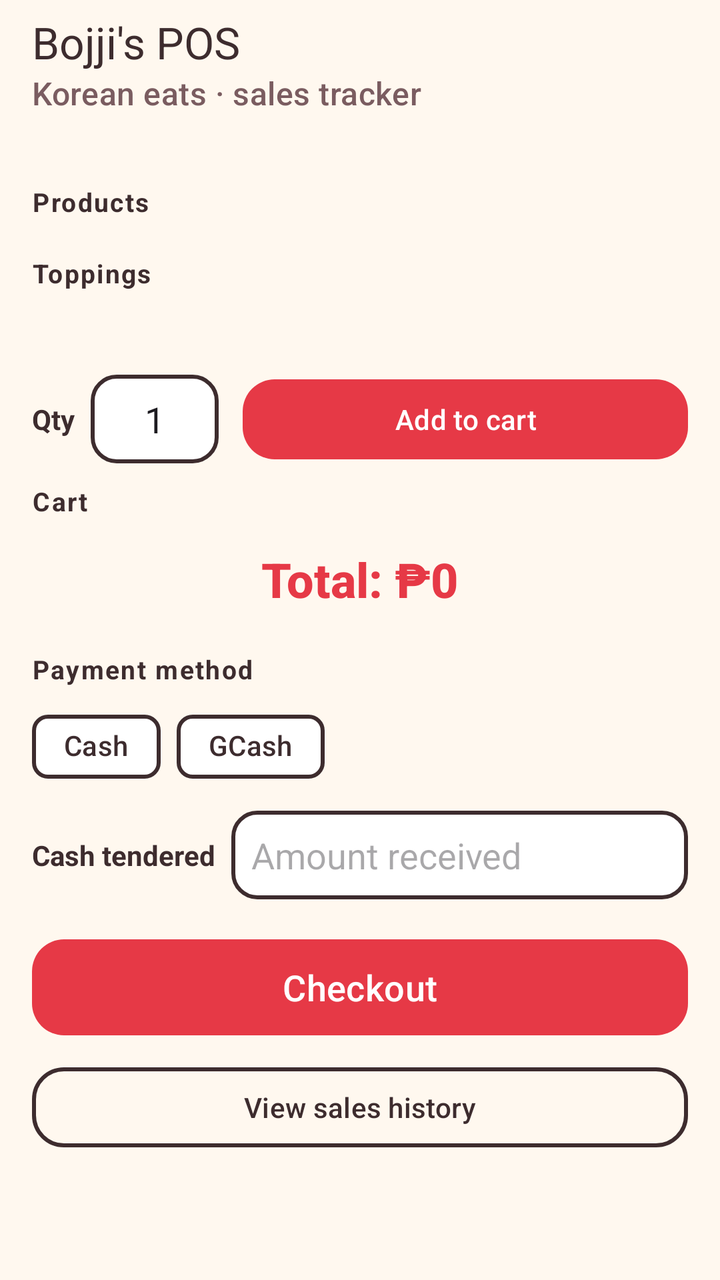
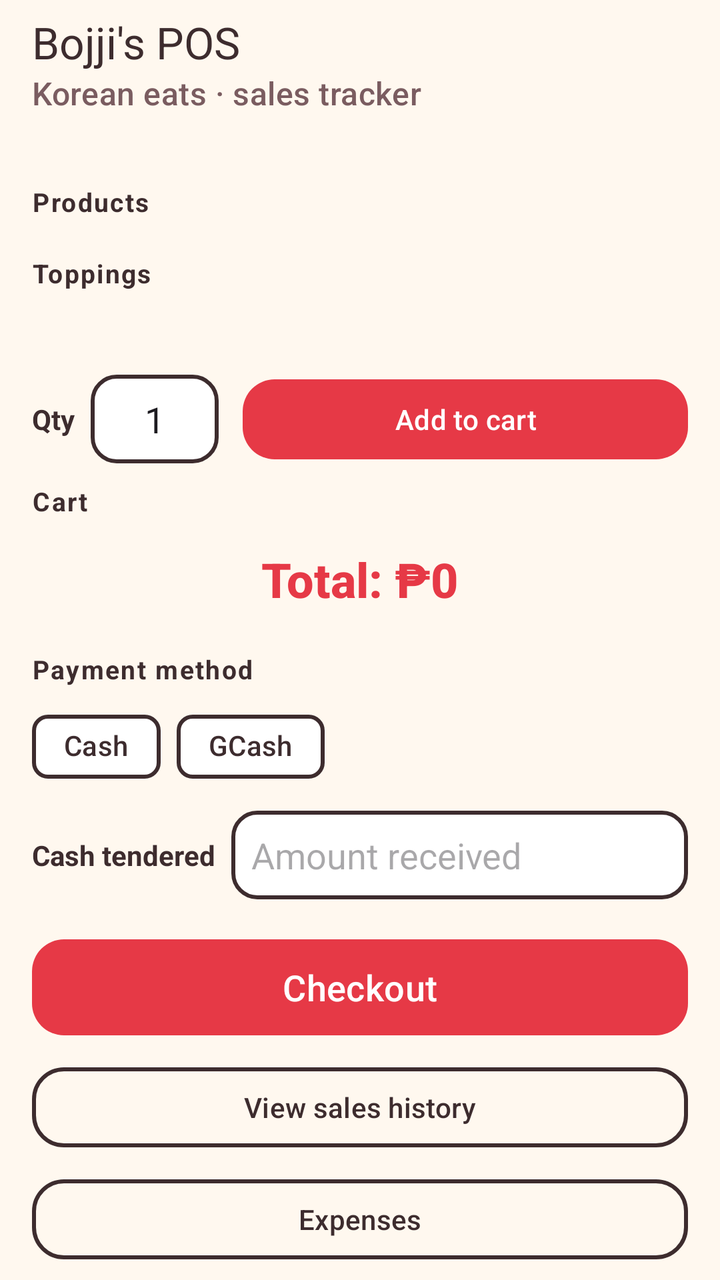

The first picture is an Android layout as it rendered before a commit; the second is the same layout after the commit. The layout source and the unified diff follow.
<!-- AndroidManifest.xml: application theme Theme.BojjisPOS -->
<!-- res/layout/activity_main.xml -->
<?xml version="1.0" encoding="utf-8"?>
<androidx.coordinatorlayout.widget.CoordinatorLayout xmlns:android="http://schemas.android.com/apk/res/android"
    xmlns:app="http://schemas.android.com/apk/res-auto"
    android:layout_width="match_parent"
    android:layout_height="match_parent"
    android:background="#FFF8EF">

    <com.google.android.material.appbar.AppBarLayout
        android:layout_width="match_parent"
        android:layout_height="wrap_content"
        android:background="#FFF8EF"
        app:elevation="0dp">

        <com.google.android.material.appbar.MaterialToolbar
            android:id="@+id/toolbar"
            android:layout_width="match_parent"
            android:layout_height="?attr/actionBarSize"
            app:title="@string/app_name"
            app:titleTextColor="#3D2C2E"
            app:subtitle="@string/pos_subtitle"
            app:subtitleTextColor="#7A5C60" />
    </com.google.android.material.appbar.AppBarLayout>

    <androidx.core.widget.NestedScrollView
        android:layout_width="match_parent"
        android:layout_height="match_parent"
        app:layout_behavior="@string/appbar_scrolling_view_behavior">

        <LinearLayout
            android:layout_width="match_parent"
            android:layout_height="wrap_content"
            android:orientation="vertical"
            android:padding="16dp">

            
            <TextView
                style="@style/SectionLabel"
                android:text="@string/products" />

            <com.google.android.material.chip.ChipGroup
                android:id="@+id/productChipGroup"
                android:layout_width="match_parent"
                android:layout_height="wrap_content"
                app:selectionRequired="true"
                app:singleSelection="true" />

            
            <TextView
                style="@style/SectionLabel"
                android:text="@string/toppings" />

            <TextView
                android:id="@+id/toppingHint"
                android:layout_width="match_parent"
                android:layout_height="wrap_content"
                android:textColor="#7A5C60"
                android:textSize="12sp"
                android:layout_marginBottom="6dp" />

            <com.google.android.material.chip.ChipGroup
                android:id="@+id/toppingChipGroup"
                android:layout_width="match_parent"
                android:layout_height="wrap_content" />

            
            <LinearLayout
                android:layout_width="match_parent"
                android:layout_height="wrap_content"
                android:orientation="horizontal"
                android:gravity="center_vertical"
                android:layout_marginTop="12dp">

                <TextView
                    android:layout_width="wrap_content"
                    android:layout_height="wrap_content"
                    android:text="@string/qty"
                    android:textStyle="bold"
                    android:textColor="#3D2C2E" />

                <EditText
                    android:id="@+id/qtyEdit"
                    android:layout_width="64dp"
                    android:layout_height="wrap_content"
                    android:layout_marginStart="8dp"
                    android:text="1"
                    android:inputType="number"
                    android:importantForAutofill="no"
                    android:background="@drawable/bg_input"
                    android:padding="10dp"
                    android:textAlignment="center" />

                <com.google.android.material.button.MaterialButton
                    android:id="@+id/btnAddToCart"
                    android:layout_width="0dp"
                    android:layout_height="wrap_content"
                    android:layout_weight="1"
                    android:layout_marginStart="12dp"
                    android:text="@string/add_to_cart"
                    app:backgroundTint="#E63946"
                    app:cornerRadius="16dp" />
            </LinearLayout>

            
            <TextView
                style="@style/SectionLabel"
                android:text="@string/cart"
                android:layout_marginTop="8dp" />

            <TextView
                android:id="@+id/emptyCart"
                android:layout_width="match_parent"
                android:layout_height="wrap_content"
                android:text="@string/cart_empty"
                android:textAlignment="center"
                android:textColor="#7A5C60"
                android:padding="16dp"
                android:visibility="gone" />

            <androidx.recyclerview.widget.RecyclerView
                android:id="@+id/cartList"
                android:layout_width="match_parent"
                android:layout_height="wrap_content"
                android:nestedScrollingEnabled="false" />

            <TextView
                android:id="@+id/totalText"
                android:layout_width="match_parent"
                android:layout_height="wrap_content"
                android:text="@string/total_zero"
                android:textAlignment="center"
                android:textSize="24sp"
                android:textStyle="bold"
                android:textColor="#E63946"
                android:fontFamily="sans-serif-medium"
                android:layout_marginVertical="8dp" />

            
            <TextView
                style="@style/SectionLabel"
                android:text="@string/payment_method" />

            <com.google.android.material.chip.ChipGroup
                android:id="@+id/paymentGroup"
                android:layout_width="match_parent"
                android:layout_height="wrap_content"
                app:selectionRequired="true"
                app:singleSelection="true">

                <com.google.android.material.chip.Chip
                    android:id="@+id/chipCash"
                    style="@style/PayChip"
                    android:layout_width="wrap_content"
                    android:layout_height="wrap_content"
                    android:text="@string/cash" />

                <com.google.android.material.chip.Chip
                    android:id="@+id/chipGcash"
                    style="@style/PayChip"
                    android:layout_width="wrap_content"
                    android:layout_height="wrap_content"
                    android:text="@string/gcash" />
            </com.google.android.material.chip.ChipGroup>

            <LinearLayout
                android:id="@+id/cashSection"
                android:layout_width="match_parent"
                android:layout_height="wrap_content"
                android:orientation="horizontal"
                android:gravity="center_vertical"
                android:layout_marginTop="8dp">

                <TextView
                    android:layout_width="wrap_content"
                    android:layout_height="wrap_content"
                    android:text="@string/cash_tendered"
                    android:textStyle="bold"
                    android:textColor="#3D2C2E" />

                <EditText
                    android:id="@+id/editCash"
                    android:layout_width="0dp"
                    android:layout_height="wrap_content"
                    android:layout_weight="1"
                    android:layout_marginStart="8dp"
                    android:hint="@string/cash_hint"
                    android:inputType="number"
                    android:importantForAutofill="no"
                    android:background="@drawable/bg_input"
                    android:padding="10dp" />
            </LinearLayout>

            <com.google.android.material.button.MaterialButton
                android:id="@+id/btnCheckout"
                android:layout_width="match_parent"
                android:layout_height="56dp"
                android:layout_marginTop="16dp"
                android:text="@string/checkout"
                android:textSize="18sp"
                app:backgroundTint="#E63946"
                app:cornerRadius="16dp" />

            <com.google.android.material.button.MaterialButton
                android:id="@+id/btnHistory"
                style="@style/Widget.Material3.Button.OutlinedButton"
                android:layout_width="match_parent"
                android:layout_height="wrap_content"
                android:layout_marginTop="8dp"
                android:layout_marginBottom="24dp"
                android:text="@string/view_sales_history"
                android:textColor="#3D2C2E"
                app:cornerRadius="16dp"
                app:strokeColor="#3D2C2E"
                app:strokeWidth="2dp" />
        </LinearLayout>
    </androidx.core.widget.NestedScrollView>
</androidx.coordinatorlayout.widget.CoordinatorLayout>
<!-- resources referenced by this layout -->
<resources>
  <!-- drawable bg_input (drawable) -->
  <?xml version="1.0" encoding="utf-8"?>
  <shape xmlns:android="http://schemas.android.com/apk/res/android" android:shape="rectangle">
      <solid android:color="#FFFFFF" />
      <corners android:radius="12dp" />
      <stroke android:width="2dp" android:color="#3D2C2E" />
  </shape>
  <string name="add_to_cart">Add to cart</string>
  <string name="app_name">Bojji\'s POS</string>
  <string name="cart">Cart</string>
  <string name="cart_empty">Cart is empty — add something tasty!</string>
  <string name="cash">Cash</string>
  <string name="cash_hint">Amount received</string>
  <string name="cash_tendered">Cash tendered</string>
  <string name="checkout">Checkout</string>
  <string name="gcash">GCash</string>
  <string name="payment_method">Payment method</string>
  <string name="pos_subtitle">Korean eats · sales tracker</string>
  <string name="products">Products</string>
  <string name="qty">Qty</string>
  <string name="toppings">Toppings</string>
  <string name="total_zero">Total: ₱0</string>
  <string name="view_sales_history">View sales history</string>
  <style name="PayChip" parent="Widget.Material3.Chip.Filter">
          <item name="chipBackgroundColor">@color/chip_pay_bg</item>
          <item name="android:textColor">@color/ink</item>
          <item name="chipStrokeColor">@color/ink</item>
          <item name="chipStrokeWidth">2dp</item>
      </style>
  <style name="SectionLabel">
          <item name="android:layout_width">match_parent</item>
          <item name="android:layout_height">wrap_content</item>
          <item name="android:textStyle">bold</item>
          <item name="android:textColor">@color/ink</item>
          <item name="android:textSize">13sp</item>
          <item name="android:layout_marginTop">12dp</item>
          <item name="android:layout_marginBottom">6dp</item>
          <item name="android:letterSpacing">0.06</item>
      </style>
  <style name="Theme.BojjisPOS" parent="Theme.Material3.Light.NoActionBar">
          <item name="colorPrimary">@color/red</item>
          <item name="colorOnPrimary">@color/white</item>
          <item name="colorSecondary">@color/red_bright</item>
          <item name="colorOnSecondary">@color/white</item>
          <item name="android:statusBarColor">@color/cream</item>
          <item name="android:windowLightStatusBar">true</item>
          <item name="android:navigationBarColor">@color/cream</item>
          <item name="colorSurface">@color/white</item>
          <item name="colorOnSurface">@color/ink</item>
      </style>
  <color name="ink">#3D2C2E</color>
  <color name="red">#E63946</color>
  <color name="white">#FFFFFF</color>
  <color name="red_bright">#FF5D5D</color>
  <color name="cream">#FFF8EF</color>
</resources>

<!-- the commit's change to res/layout/activity_main.xml (unified diff, before → after) -->
@@ -205,8 +205,20 @@
                 android:layout_width="match_parent"
                 android:layout_height="wrap_content"
                 android:layout_marginTop="8dp"
+                android:text="@string/view_sales_history"
+                android:textColor="#3D2C2E"
+                app:cornerRadius="16dp"
+                app:strokeColor="#3D2C2E"
+                app:strokeWidth="2dp" />
+
+            <com.google.android.material.button.MaterialButton
+                android:id="@+id/btnExpenses"
+                style="@style/Widget.Material3.Button.OutlinedButton"
+                android:layout_width="match_parent"
+                android:layout_height="wrap_content"
+                android:layout_marginTop="8dp"
                 android:layout_marginBottom="24dp"
-                android:text="@string/view_sales_history"
+                android:text="@string/view_expenses"
                 android:textColor="#3D2C2E"
                 app:cornerRadius="16dp"
                 app:strokeColor="#3D2C2E"
<!-- resource entries referenced after the edit -->
@@ -22,6 +22,7 @@
   <string name="qty">Qty</string>
   <string name="toppings">Toppings</string>
   <string name="total_zero">Total: ₱0</string>
+  <string name="view_expenses">Expenses</string>
   <string name="view_sales_history">View sales history</string>
   <style name="PayChip" parent="Widget.Material3.Chip.Filter">
           <item name="chipBackgroundColor">@color/chip_pay_bg</item>
